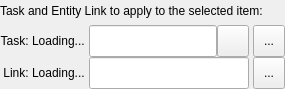
This is python/context_selector/resources/context_editor_widget.ui in shotgunsoftware/tk-framework-qtwidgets as Qt 5 draws it before an edit. The edited form follows.
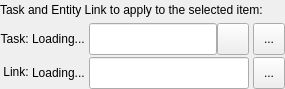
This is the edited form. Icons and pictures are not drawn. Custom widgets are drawn as their Qt base class.

```diff
--- a/python/context_selector/resources/context_editor_widget.ui
+++ b/python/context_selector/resources/context_editor_widget.ui
@@ -95,6 +95,9 @@
           <property name="spacing">
            <number>4</number>
           </property>
+          <property name="bottomMargin">
+           <number>1</number>
+          </property>
           <item>
            <widget class="QLabel" name="task_display">
             <property name="minimumSize">
@@ -257,6 +260,9 @@
           <property name="spacing">
            <number>4</number>
           </property>
+          <property name="topMargin">
+           <number>1</number>
+          </property>
           <item>
            <widget class="QLabel" name="link_display">
             <property name="minimumSize">
```
